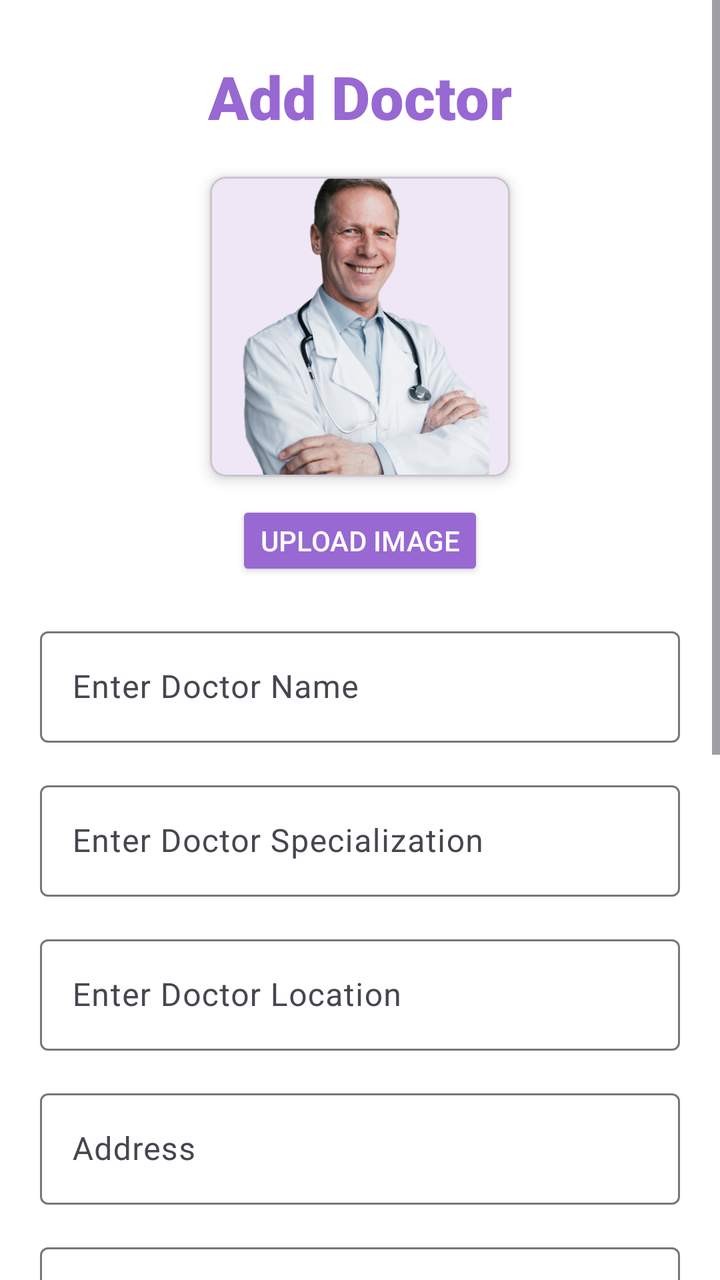
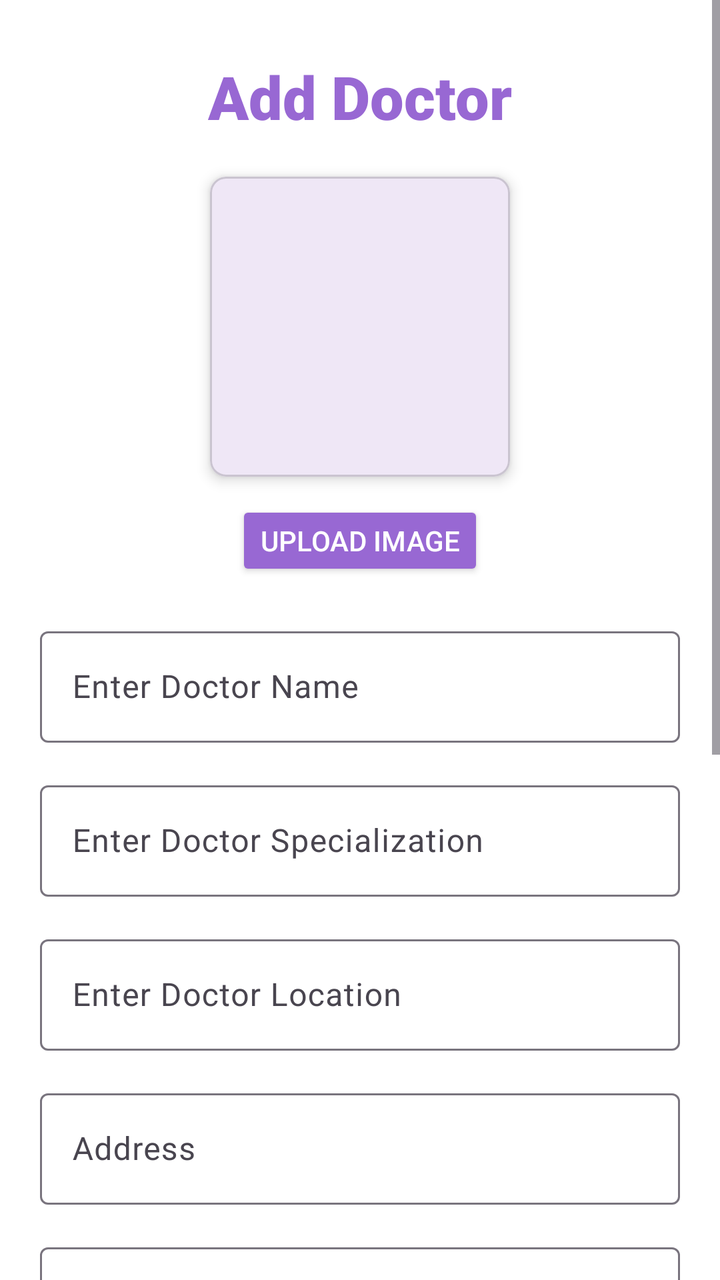

An Android layout rendered at two revisions. The XML below is the earlier revision; the diff shows what the commit changed to produce the second picture.
<!-- AndroidManifest.xml: application theme Theme.Appointment -->
<!-- res/layout/activity_add_doctor.xml -->
<?xml version="1.0" encoding="utf-8"?>
<androidx.constraintlayout.widget.ConstraintLayout
    xmlns:android="http://schemas.android.com/apk/res/android"
    xmlns:app="http://schemas.android.com/apk/res-auto"
    xmlns:tools="http://schemas.android.com/tools"
    android:id="@+id/mainLayout"
    android:layout_width="match_parent"
    android:layout_height="match_parent"
    android:background="@color/white"
    tools:context=".Activity.AppointmentReg">

    <ScrollView
        android:id="@+id/scrollView"
        android:layout_width="0dp"
        android:layout_height="0dp"
        app:layout_constraintTop_toTopOf="parent"
        app:layout_constraintBottom_toBottomOf="parent"
        app:layout_constraintStart_toStartOf="parent"
        app:layout_constraintEnd_toEndOf="parent">

        <androidx.constraintlayout.widget.ConstraintLayout
            android:layout_width="match_parent"
            android:layout_height="wrap_content">

            
            <TextView
                android:id="@+id/titleAddDoctor"
                android:layout_width="wrap_content"
                android:layout_height="wrap_content"
                android:layout_marginTop="28dp"
                android:fontFamily="sans-serif-black"
                android:text="Add Doctor"
                android:textColor="@color/purple"
                android:textSize="30sp"
                android:textStyle="bold"
                app:layout_constraintTop_toTopOf="parent"
                app:layout_constraintStart_toStartOf="parent"
                app:layout_constraintEnd_toEndOf="parent"
                app:layout_constraintHorizontal_bias="0.5"/>

            
            <com.google.android.material.card.MaterialCardView
                android:id="@+id/imageCardView"
                android:layout_width="150dp"
                android:layout_height="150dp"
                android:layout_marginTop="20dp"
                app:cardCornerRadius="8dp"
                app:layout_constraintTop_toBottomOf="@id/titleAddDoctor"
                app:layout_constraintStart_toStartOf="parent"
                app:layout_constraintEnd_toEndOf="parent"
                app:cardElevation="4dp">

                <ImageView
                    android:id="@+id/doctorImageView"
                    android:layout_width="match_parent"
                    android:layout_height="match_parent"
                    android:scaleType="centerCrop"
                    android:src="@drawable/doctor"
                    android:contentDescription="Doctor Image"/>
            </com.google.android.material.card.MaterialCardView>

            
            <Button
                android:id="@+id/buttonUploadImage"
                android:layout_width="wrap_content"
                android:layout_height="40dp"
                android:text="Upload Image"
                android:backgroundTint="@color/purple"
                android:textColor="@color/white"
                app:layout_constraintTop_toBottomOf="@id/imageCardView"
                app:layout_constraintStart_toStartOf="parent"
                app:layout_constraintEnd_toEndOf="parent"
                android:layout_marginTop="12dp"/>

            
            <com.google.android.material.textfield.TextInputLayout
                android:id="@+id/inputDoctorName"
                android:layout_width="0dp"
                android:layout_height="wrap_content"
                android:layout_marginTop="20dp"
                android:hint="Enter Doctor Name"
                app:endIconMode="clear_text"
                app:layout_constraintTop_toBottomOf="@id/buttonUploadImage"
                app:layout_constraintStart_toStartOf="parent"
                app:layout_constraintEnd_toEndOf="parent"
                android:layout_marginHorizontal="20dp">

                <com.google.android.material.textfield.TextInputEditText
                    android:id="@+id/doctorNameEditText"
                    android:layout_width="match_parent"
                    android:layout_height="match_parent"
                    android:inputType="textPersonName"/>
            </com.google.android.material.textfield.TextInputLayout>

            
            <com.google.android.material.textfield.TextInputLayout
                android:id="@+id/inputDoctorSpecialization"
                android:layout_width="0dp"
                android:layout_height="wrap_content"
                android:layout_marginTop="16dp"
                android:hint="Enter Doctor Specialization"
                app:endIconMode="clear_text"
                app:layout_constraintTop_toBottomOf="@id/inputDoctorName"
                app:layout_constraintStart_toStartOf="parent"
                app:layout_constraintEnd_toEndOf="parent"
                android:layout_marginHorizontal="20dp">

                <com.google.android.material.textfield.TextInputEditText
                    android:id="@+id/doctorSpecializationEditText"
                    android:layout_width="match_parent"
                    android:layout_height="match_parent"/>
            </com.google.android.material.textfield.TextInputLayout>

            
            <com.google.android.material.textfield.TextInputLayout
                android:id="@+id/inputDoctorLocation"
                android:layout_width="0dp"
                android:layout_height="wrap_content"
                android:layout_marginTop="16dp"
                android:hint="Enter Doctor Location"
                app:endIconMode="clear_text"
                app:layout_constraintTop_toBottomOf="@id/inputDoctorSpecialization"
                app:layout_constraintStart_toStartOf="parent"
                app:layout_constraintEnd_toEndOf="parent"
                android:layout_marginHorizontal="20dp">

                <com.google.android.material.textfield.TextInputEditText
                    android:id="@+id/doctorLocationEditText"
                    android:layout_width="match_parent"
                    android:layout_height="match_parent"/>
            </com.google.android.material.textfield.TextInputLayout>

            
            <com.google.android.material.textfield.TextInputLayout
                android:id="@+id/inputDoctorAddress"
                android:layout_width="0dp"
                android:layout_height="wrap_content"
                android:layout_marginTop="16dp"
                android:hint="Address"
                app:endIconMode="clear_text"
                app:layout_constraintTop_toBottomOf="@id/inputDoctorLocation"
                app:layout_constraintStart_toStartOf="parent"
                app:layout_constraintEnd_toEndOf="parent"
                android:layout_marginHorizontal="20dp">

                <com.google.android.material.textfield.TextInputEditText
                    android:id="@+id/doctorAddressEditText"
                    android:layout_width="match_parent"
                    android:layout_height="match_parent"/>
            </com.google.android.material.textfield.TextInputLayout>

            
            <com.google.android.material.textfield.TextInputLayout
                android:id="@+id/inputDoctorExperience"
                android:layout_width="0dp"
                android:layout_height="wrap_content"
                android:layout_marginTop="16dp"
                android:hint="Experience"
                app:endIconMode="clear_text"
                app:layout_constraintTop_toBottomOf="@id/inputDoctorAddress"
                app:layout_constraintStart_toStartOf="parent"
                app:layout_constraintEnd_toEndOf="parent"
                android:layout_marginHorizontal="20dp">

                <com.google.android.material.textfield.TextInputEditText
                    android:id="@+id/doctorExperienceEditText"
                    android:layout_width="match_parent"
                    android:layout_height="match_parent"/>
            </com.google.android.material.textfield.TextInputLayout>

            
            <com.google.android.material.textfield.TextInputLayout
                android:id="@+id/inputDoctorBiography"
                android:layout_width="0dp"
                android:layout_height="wrap_content"
                android:layout_marginTop="16dp"
                android:hint="Biography"
                app:endIconMode="clear_text"
                app:layout_constraintTop_toBottomOf="@id/inputDoctorExperience"
                app:layout_constraintStart_toStartOf="parent"
                app:layout_constraintEnd_toEndOf="parent"
                android:layout_marginHorizontal="20dp">

                <com.google.android.material.textfield.TextInputEditText
                    android:id="@+id/doctorBiographyEditText"
                    android:layout_width="match_parent"
                    android:layout_height="match_parent"/>
            </com.google.android.material.textfield.TextInputLayout>

            
            <com.google.android.material.textfield.TextInputLayout
                android:id="@+id/inputDoctorMobile"
                android:layout_width="0dp"
                android:layout_height="wrap_content"
                android:layout_marginTop="16dp"
                android:hint="Mobile Number"
                app:endIconMode="clear_text"
                app:layout_constraintTop_toBottomOf="@id/inputDoctorBiography"
                app:layout_constraintStart_toStartOf="parent"
                app:layout_constraintEnd_toEndOf="parent"
                android:layout_marginHorizontal="20dp">

                <com.google.android.material.textfield.TextInputEditText
                    android:id="@+id/doctorMobileEditText"
                    android:layout_width="match_parent"
                    android:layout_height="match_parent"
                    android:inputType="phone"/>
            </com.google.android.material.textfield.TextInputLayout>

            
            <com.google.android.material.textfield.TextInputLayout
                android:id="@+id/inputDoctorWebsite"
                android:layout_width="0dp"
                android:layout_height="wrap_content"
                android:layout_marginTop="16dp"
                android:hint="Site"
                app:endIconMode="clear_text"
                app:layout_constraintTop_toBottomOf="@id/inputDoctorMobile"
                app:layout_constraintStart_toStartOf="parent"
                app:layout_constraintEnd_toEndOf="parent"
                android:layout_marginHorizontal="20dp">

                <com.google.android.material.textfield.TextInputEditText
                    android:id="@+id/doctorWebsiteEditText"
                    android:layout_width="match_parent"
                    android:layout_height="match_parent"/>
            </com.google.android.material.textfield.TextInputLayout>

            
            <com.google.android.material.textfield.TextInputLayout
                android:id="@+id/inputDoctorPatients"
                android:layout_width="0dp"
                android:layout_height="wrap_content"
                android:layout_marginTop="16dp"
                android:hint="Patients"
                app:endIconMode="clear_text"
                app:layout_constraintTop_toBottomOf="@id/inputDoctorWebsite"
                app:layout_constraintStart_toStartOf="parent"
                app:layout_constraintEnd_toEndOf="parent"
                android:layout_marginHorizontal="20dp">

                <com.google.android.material.textfield.TextInputEditText
                    android:id="@+id/doctorPatientsEditText"
                    android:layout_width="match_parent"
                    android:layout_height="match_parent"
                    android:inputType="number"/>
            </com.google.android.material.textfield.TextInputLayout>

            
            <Button
                android:id="@+id/buttonSubmitDoctor"
                android:layout_width="0dp"
                android:layout_height="50dp"
                android:text="Add Doctor"
                android:backgroundTint="@color/purple"
                android:textColor="@color/white"
                android:layout_marginTop="24dp"
                android:layout_marginBottom="24dp"
                app:layout_constraintTop_toBottomOf="@id/inputDoctorPatients"
                app:layout_constraintStart_toStartOf="parent"
                app:layout_constraintEnd_toEndOf="parent"
                app:layout_constraintBottom_toBottomOf="parent"
                android:layout_marginHorizontal="20dp"/>

        </androidx.constraintlayout.widget.ConstraintLayout>
    </ScrollView>
</androidx.constraintlayout.widget.ConstraintLayout>
<!-- resources referenced by this layout -->
<resources>
  <color name="purple">#9868d3</color>
  <color name="white">#FFFFFFFF</color>
  <!-- drawable doctor: png bitmap (drawable-hdpi, 64691 bytes) -->
  <style name="Theme.Appointment" parent="Base.Theme.Appointment" />
  <style name="Base.Theme.Appointment" parent="Theme.Material3.DayNight.NoActionBar">
          
          
      </style>
</resources>

<!-- the commit's change to res/layout/activity_add_doctor.xml (unified diff, before → after) -->
@@ -55,7 +55,6 @@
                     android:layout_width="match_parent"
                     android:layout_height="match_parent"
                     android:scaleType="centerCrop"
-                    android:src="@drawable/doctor"
                     android:contentDescription="Doctor Image"/>
             </com.google.android.material.card.MaterialCardView>
 
<!-- resource entries referenced after the edit -->
@@ -2,7 +2,6 @@
 <resources>
   <color name="purple">#9868d3</color>
   <color name="white">#FFFFFFFF</color>
-  <!-- drawable doctor: png bitmap (drawable-hdpi, 64691 bytes) -->
   <style name="Theme.Appointment" parent="Base.Theme.Appointment" />
   <style name="Base.Theme.Appointment" parent="Theme.Material3.DayNight.NoActionBar">
           
